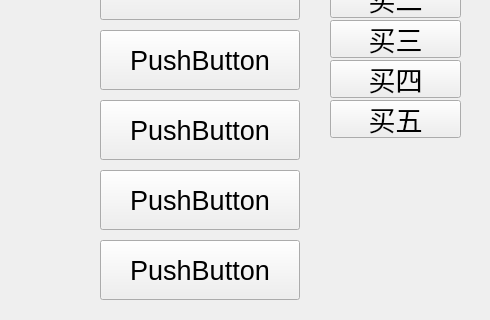
First picture: the form in frontend/main.ui, repository pleiadesian/IdaoWatcher, before the edit; both pictures show x 0 to 490 and y 560 to 880 of the 490 by 880 pixel window.
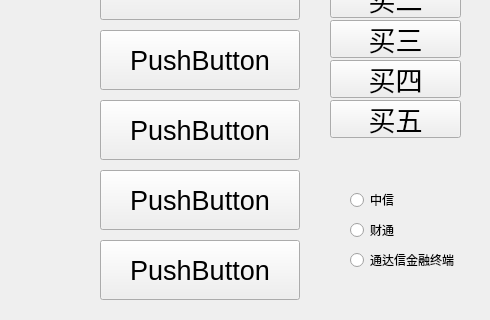
Second picture: the form after the edit.

The edit to the form file:
```diff
--- a/frontend/main.ui
+++ b/frontend/main.ui
@@ -504,6 +504,45 @@
     <string>闪电卖出</string>
    </property>
   </widget>
+  <widget class="QRadioButton" name="radioButton_ct">
+   <property name="geometry">
+    <rect>
+     <x>350</x>
+     <y>780</y>
+     <width>121</width>
+     <height>20</height>
+    </rect>
+   </property>
+   <property name="text">
+    <string>财通</string>
+   </property>
+  </widget>
+  <widget class="QRadioButton" name="radioButton_tdx">
+   <property name="geometry">
+    <rect>
+     <x>350</x>
+     <y>810</y>
+     <width>121</width>
+     <height>20</height>
+    </rect>
+   </property>
+   <property name="text">
+    <string>通达信金融终端</string>
+   </property>
+  </widget>
+  <widget class="QRadioButton" name="radioButton_zx">
+   <property name="geometry">
+    <rect>
+     <x>350</x>
+     <y>750</y>
+     <width>100</width>
+     <height>20</height>
+    </rect>
+   </property>
+   <property name="text">
+    <string>中信</string>
+   </property>
+  </widget>
  </widget>
  <resources/>
  <connections>
```
Left out of the diff: 51 changed lines with no effect on the pictures.
